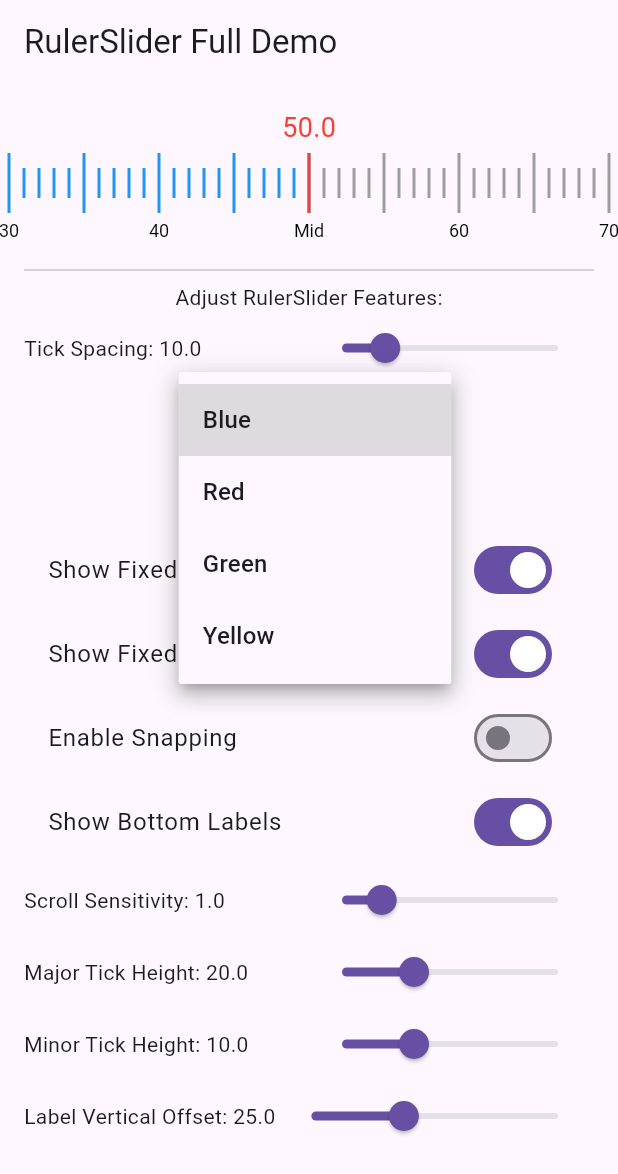
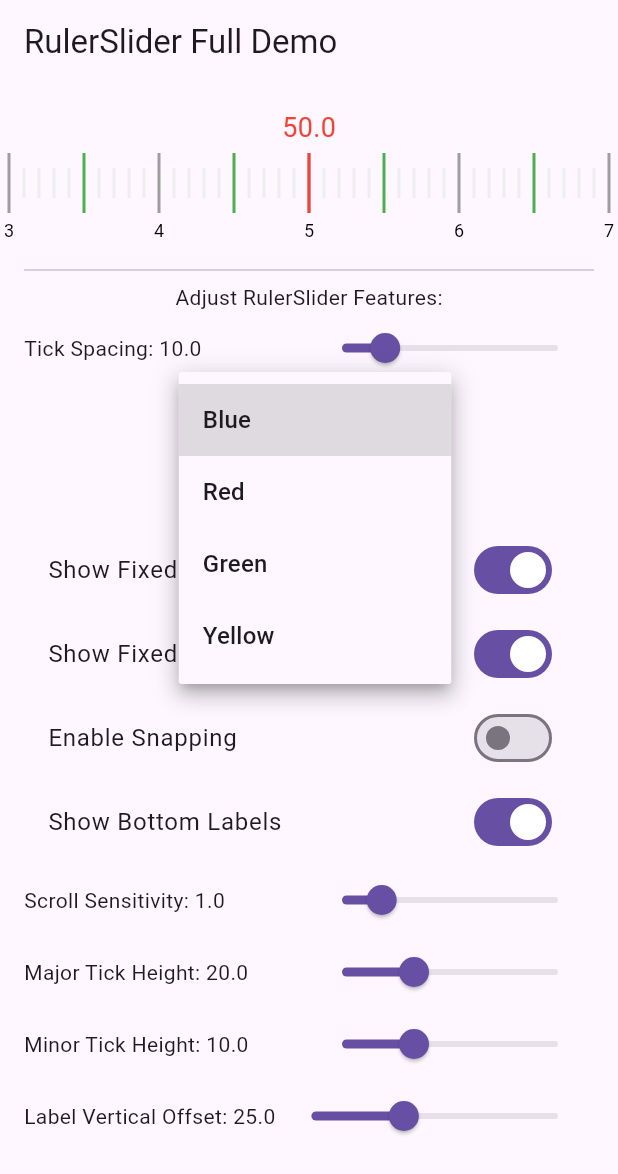
Before and after one commit to talha-ashraf-brainx/ruler_slider, a Flutter app: the screen it shows after launch, after a tap on "Blue", on a phone screen of 412 x 824 dp. Shown: the top 1174 px of the screen. Run offline on Flutter 3.47's test engine with Material 3 defaults, Android fonts, the phone set to English and light mode, and no system bars.

Commit message:
hide selected color, separate colors for big, small and center ticks

```diff
--- a/example/lib/main.dart
+++ b/example/lib/main.dart
@@ -57,7 +57,17 @@ class _RulerSliderDemoState extends State<RulerSliderDemo> {
   };
 
   final List<String> customLabels = [
-    'Start', '10', '20', '30', '40', 'Mid', '60', '70', '80', '90', 'End'
+    '0',
+    '1',
+    '2',
+    '3',
+    '4',
+    '5',
+    '6',
+    '7',
+    '8',
+    '9',
+    '10'
   ];
 
   @override
@@ -73,13 +83,17 @@ class _RulerSliderDemoState extends State<RulerSliderDemo> {
             children: [
               // Display the RulerSlider with all dynamic values
               RulerSlider(
+                showSelectedColor: false,
+                selectedMajorTickColor: Colors.blue,
+                selectedMinorTickColor: Colors.blue.shade100,
+                unselectedMajorTickColor: Colors.grey,
+                unselectedMinorTickColor: Colors.grey.shade200,
+                unelectedCenterTickColor: Colors.green,
                 minValue: minValue,
                 maxValue: maxValue,
                 initialValue: initialValue,
-                rulerWidth: MediaQuery.of(context).size.width/2,
+                rulerWidth: MediaQuery.of(context).size.width / 2,
                 rulerHeight: rulerHeight,
-                selectedBarColor: colorMap[selectedColor]!,
-                unselectedBarColor: Colors.grey,
                 tickSpacing: tickSpacing,
                 showFixedBar: showFixedBar,
                 fixedBarColor: Colors.red,
@@ -102,7 +116,7 @@ class _RulerSliderDemoState extends State<RulerSliderDemo> {
                 customLabels: customLabels,
                 onChanged: (value) {
                   setState(() {
-                    initialValue = value;
+                    initialValue = value / 10;
                   });
                 },
               ),
@@ -195,7 +209,8 @@ class _RulerSliderDemoState extends State<RulerSliderDemo> {
               Row(
                 mainAxisAlignment: MainAxisAlignment.spaceBetween,
                 children: [
-                  Text('Scroll Sensitivity: ${scrollSensitivity.toStringAsFixed(1)}'),
+                  Text(
+                      'Scroll Sensitivity: ${scrollSensitivity.toStringAsFixed(1)}'),
                   Slider(
                     value: scrollSensitivity,
                     min: 0.1,
@@ -211,7 +226,8 @@ class _RulerSliderDemoState extends State<RulerSliderDemo> {
               Row(
                 mainAxisAlignment: MainAxisAlignment.spaceBetween,
                 children: [
-                  Text('Major Tick Height: ${majorTickHeight.toStringAsFixed(1)}'),
+                  Text(
+                      'Major Tick Height: ${majorTickHeight.toStringAsFixed(1)}'),
                   Slider(
                     value: majorTickHeight,
                     min: 10.0,
@@ -227,7 +243,8 @@ class _RulerSliderDemoState extends State<RulerSliderDemo> {
               Row(
                 mainAxisAlignment: MainAxisAlignment.spaceBetween,
                 children: [
-                  Text('Minor Tick Height: ${minorTickHeight.toStringAsFixed(1)}'),
+                  Text(
+                      'Minor Tick Height: ${minorTickHeight.toStringAsFixed(1)}'),
                   Slider(
                     value: minorTickHeight,
                     min: 5.0,
@@ -243,7 +260,8 @@ class _RulerSliderDemoState extends State<RulerSliderDemo> {
               Row(
                 mainAxisAlignment: MainAxisAlignment.spaceBetween,
                 children: [
-                  Text('Label Vertical Offset: ${labelVerticalOffset.toStringAsFixed(1)}'),
+                  Text(
+                      'Label Vertical Offset: ${labelVerticalOffset.toStringAsFixed(1)}'),
                   Expanded(
                     child: Slider(
                       value: labelVerticalOffset,
--- a/lib/ruler_slider.dart
+++ b/lib/ruler_slider.dart
@@ -84,17 +84,19 @@ import 'package:flutter/material.dart';
 /// - The ability to customize the appearance of the fixed bar and labels.
 ///
 
-
-
-
 class RulerSlider extends StatefulWidget {
   final double minValue;
   final double maxValue;
   final double initialValue;
   final double rulerWidth;
   final double rulerHeight;
-  final Color selectedBarColor;
-  final Color unselectedBarColor;
+  final Color selectedMajorTickColor;
+  final Color selectedMinorTickColor;
+  final Color unselectedMajorTickColor;
+  final Color unselectedMinorTickColor;
+  final Color selectedCenterTickColor;
+  final Color unelectedCenterTickColor;
+
   final double tickSpacing;
   final TextStyle valueTextStyle;
   final ValueChanged<double>? onChanged;
@@ -114,16 +116,21 @@ class RulerSlider extends StatefulWidget {
   final TextStyle labelTextStyle;
   final double majorTickHeight;
   final double minorTickHeight;
+  final bool showSelectedColor;
 
-  const RulerSlider({
-    super.key,
+  const RulerSlider(
+      {super.key,
       this.minValue = 0.0,
       this.maxValue = 100.0,
       this.initialValue = 50.0,
       this.rulerWidth = 300.0,
       this.rulerHeight = 100.0,
-    this.selectedBarColor = Colors.green,
-    this.unselectedBarColor = Colors.grey,
+      this.unselectedMajorTickColor = Colors.grey,
+      this.unselectedMinorTickColor = Colors.grey,
+      this.unelectedCenterTickColor = Colors.grey,
+      this.selectedMajorTickColor = Colors.green,
+      this.selectedMinorTickColor = Colors.green,
+      this.selectedCenterTickColor = Colors.green,
       this.tickSpacing = 20.0,
       this.valueTextStyle = const TextStyle(color: Colors.black, fontSize: 18),
       this.customLabels,
@@ -143,13 +150,14 @@ class RulerSlider extends StatefulWidget {
       this.labelTextStyle = const TextStyle(color: Colors.black, fontSize: 12),
       this.majorTickHeight = 20.0,
       this.minorTickHeight = 10.0,
-  });
+      this.showSelectedColor = true});
 
   @override
   RulerSliderState createState() => RulerSliderState();
 }
 
-class RulerSliderState extends State<RulerSlider> with SingleTickerProviderStateMixin {
+class RulerSliderState extends State<RulerSlider>
+    with SingleTickerProviderStateMixin {
   late double _value;
   late double _rulerPosition;
   late AnimationController _animationController;
@@ -162,10 +170,12 @@ class RulerSliderState extends State<RulerSlider> with SingleTickerProviderState
     // Initialize the value and the ruler position based on the initial value
     _value = widget.initialValue;
     double totalScrollableWidth = widget.maxValue * widget.tickSpacing;
-    _rulerPosition = widget.rulerWidth / 2 - (_value / widget.maxValue) * totalScrollableWidth;
+    _rulerPosition = widget.rulerWidth / 2 -
+        (_value / widget.maxValue) * totalScrollableWidth;
 
     // Initialize the AnimationController for snapping animation
-    _animationController = AnimationController(vsync: this, duration: const Duration(milliseconds: 300));
+    _animationController = AnimationController(
+        vsync: this, duration: const Duration(milliseconds: 300));
   }
 
   @override
@@ -181,8 +191,13 @@ class RulerSliderState extends State<RulerSlider> with SingleTickerProviderState
         setState(() {
           _rulerPosition += details.delta.dx * widget.scrollSensitivity;
           double totalScrollableWidth = widget.maxValue * widget.tickSpacing;
-          _rulerPosition = _rulerPosition.clamp(-totalScrollableWidth + widget.rulerWidth / 2, widget.rulerWidth / 2);
-          _value = (((widget.rulerWidth / 2 - _rulerPosition) / totalScrollableWidth) * widget.maxValue).clamp(widget.minValue, widget.maxValue);
+          _rulerPosition = _rulerPosition.clamp(
+              -totalScrollableWidth + widget.rulerWidth / 2,
+              widget.rulerWidth / 2);
+          _value = (((widget.rulerWidth / 2 - _rulerPosition) /
+                      totalScrollableWidth) *
+                  widget.maxValue)
+              .clamp(widget.minValue, widget.maxValue);
 
           if (widget.onChanged != null) {
             widget.onChanged!(_value);
@@ -197,8 +212,12 @@ class RulerSliderState extends State<RulerSlider> with SingleTickerProviderState
             double totalScrollableWidth = widget.maxValue * widget.tickSpacing;
 
             // Animate the snapping
-            _animation = Tween<double>(begin: _rulerPosition, end: widget.rulerWidth / 2 - (snappedValue / widget.maxValue) * totalScrollableWidth)
-                .animate(CurvedAnimation(parent: _animationController, curve: Curves.easeOut))
+            _animation = Tween<double>(
+                    begin: _rulerPosition,
+                    end: widget.rulerWidth / 2 -
+                        (snappedValue / widget.maxValue) * totalScrollableWidth)
+                .animate(CurvedAnimation(
+                    parent: _animationController, curve: Curves.easeOut))
               ..addListener(() {
                 setState(() {
                   _rulerPosition = _animation.value;
@@ -224,12 +243,17 @@ class RulerSliderState extends State<RulerSlider> with SingleTickerProviderState
             CustomPaint(
               size: Size(widget.rulerWidth, widget.rulerHeight),
               painter: RulerPainter(
+                  unelectedCenterTickColor: widget.unelectedCenterTickColor,
+                  unselectedMajorTickColor: widget.unselectedMajorTickColor,
+                  unselectedMinorTickColor: widget.unselectedMinorTickColor,
+                  selectedMajorTickColor: widget.selectedMajorTickColor,
+                  selectedMinorTickColor: widget.selectedMinorTickColor,
+                  selectedCenterTickColor: widget.selectedCenterTickColor,
+                  showSelectedColor: widget.showSelectedColor,
                   rulerPosition: _rulerPosition,
                   maxValue: widget.maxValue,
                   value: _value,
                   rulerWidth: widget.rulerWidth,
-                  selectedBarColor: widget.selectedBarColor,
-                  unselectedBarColor: widget.unselectedBarColor,
                   tickSpacing: widget.tickSpacing,
                   customLabels: widget.customLabels,
                   majorTickInterval: widget.majorTickInterval,
@@ -246,7 +270,8 @@ class RulerSliderState extends State<RulerSlider> with SingleTickerProviderState
                 top: 0,
                 child: Text(
                   _value.toStringAsFixed(1),
-                  style: widget.valueTextStyle.copyWith(color: widget.fixedLabelColor),
+                  style: widget.valueTextStyle
+                      .copyWith(color: widget.fixedLabelColor),
                 ),
               ),
             if (widget.showFixedBar)
@@ -282,8 +307,12 @@ class RulerPainter extends CustomPainter {
   final double maxValue;
   final double value;
   final double rulerWidth;
-  final Color selectedBarColor;
-  final Color unselectedBarColor;
+  final Color selectedMajorTickColor;
+  final Color selectedMinorTickColor;
+  final Color unselectedMajorTickColor;
+  final Color unselectedMinorTickColor;
+  final Color selectedCenterTickColor;
+  final Color unelectedCenterTickColor;
   final double tickSpacing;
   final List<String>? customLabels;
   final int majorTickInterval;
@@ -296,14 +325,19 @@ class RulerPainter extends CustomPainter {
   final double minorTickHeight;
 
   final double barWidth;
+  final bool showSelectedColor;
 
   RulerPainter({
     required this.rulerPosition,
     required this.maxValue,
     required this.value,
     required this.rulerWidth,
-    required this.selectedBarColor,
-    required this.unselectedBarColor,
+    required this.selectedMajorTickColor,
+    required this.selectedMinorTickColor,
+    required this.unselectedMajorTickColor,
+    required this.unselectedMinorTickColor,
+    required this.unelectedCenterTickColor,
+    required this.selectedCenterTickColor,
     required this.tickSpacing,
     required this.customLabels,
     required this.majorTickInterval,
@@ -314,39 +348,69 @@ class RulerPainter extends CustomPainter {
     required this.majorTickHeight,
     required this.minorTickHeight,
     required this.barWidth,
+    required this.showSelectedColor,
   });
 
   @override
   void paint(Canvas canvas, Size size) {
-    final Paint unselectedTickPaint = Paint()
-      ..color = unselectedBarColor
+    // Paint for ticks
+    final Paint unselectedMajorTickPaint = Paint()
+      ..color = unselectedMajorTickColor
       ..strokeWidth = barWidth;
-    final Paint selectedTickPaint = Paint()
-      ..color = selectedBarColor
+    final Paint unselectedMinorTickPaint = Paint()
+      ..color = unselectedMinorTickColor
       ..strokeWidth = barWidth;
+    final Paint selectedMajorTickPaint = Paint()
+      ..color =
+          !showSelectedColor ? unselectedMajorTickColor : selectedMajorTickColor
+      ..strokeWidth = barWidth;
+    final Paint selectedMinorTickPaint = Paint()
+      ..color =
+          !showSelectedColor ? unselectedMinorTickColor : selectedMinorTickColor
+      ..strokeWidth = barWidth;
+    final Paint centerTickPaint = Paint()
+      ..color = !showSelectedColor
+          ? unelectedCenterTickColor
+          : selectedCenterTickColor
+      ..strokeWidth = barWidth;
+
     canvas.translate(rulerPosition, 0);
 
     for (double i = 0; i <= maxValue; i += 1) {
       double xPos = i * tickSpacing;
-      double tickHeight = (i % majorTickInterval == 0) ? majorTickHeight : minorTickHeight;
+      double tickHeight =
+          (i % majorTickInterval == 0) ? majorTickHeight : minorTickHeight;
 
-      if (xPos <= rulerPosition.abs() + size.width / 2) {
+      // Determine if this tick is the center of a 10-tick interval (e.g., 5, 15, 25, etc.)
+      bool isCenterTick = (i / 5) % 2 == 1;
+
+      // Determine whether the tick should use selected or unselected paint
+      Paint tickPaint;
+      if (isCenterTick) {
+        tickPaint = centerTickPaint; // Use special paint for center ticks
+      } else if (xPos <= rulerPosition.abs() + size.width / 2) {
+        tickPaint = (i % majorTickInterval == 0)
+            ? selectedMajorTickPaint
+            : selectedMinorTickPaint;
+      } else {
+        tickPaint = (i % majorTickInterval == 0)
+            ? unselectedMajorTickPaint
+            : unselectedMinorTickPaint;
+      }
+
+      // Draw the tick line
       canvas.drawLine(
         Offset(xPos, size.height / 2 - tickHeight),
         Offset(xPos, size.height / 2 + tickHeight),
-          selectedTickPaint,
+        tickPaint,
       );
-      } else {
-        canvas.drawLine(
-          Offset(xPos, size.height / 2 - tickHeight),
-          Offset(xPos, size.height / 2 + tickHeight),
-          unselectedTickPaint,
-        );
-      }
 
-      if (showBottomLabels) {
-        if (i % labelInterval == 0) {
-          String label = customLabels != null && i ~/ labelInterval < customLabels!.length ? customLabels![i ~/ labelInterval] : i.toStringAsFixed(0);
+      // Draw labels if required
+      if (showBottomLabels && i % labelInterval == 0) {
+        String label =
+            customLabels != null && i ~/ labelInterval < customLabels!.length
+                ? customLabels![i ~/ labelInterval]
+                : i.toStringAsFixed(0);
 
         TextPainter textPainter = TextPainter(
           text: TextSpan(
@@ -356,8 +420,11 @@ class RulerPainter extends CustomPainter {
           textDirection: TextDirection.ltr,
         );
         textPainter.layout();
-          textPainter.paint(canvas, Offset(xPos - textPainter.width / 2, size.height / 2 + labelVerticalOffset));
-        }
+        textPainter.paint(
+          canvas,
+          Offset(xPos - textPainter.width / 2,
+              size.height / 2 + labelVerticalOffset),
+        );
       }
     }
   }
```
Lines whose indentation alone changed are shown as unchanged.
